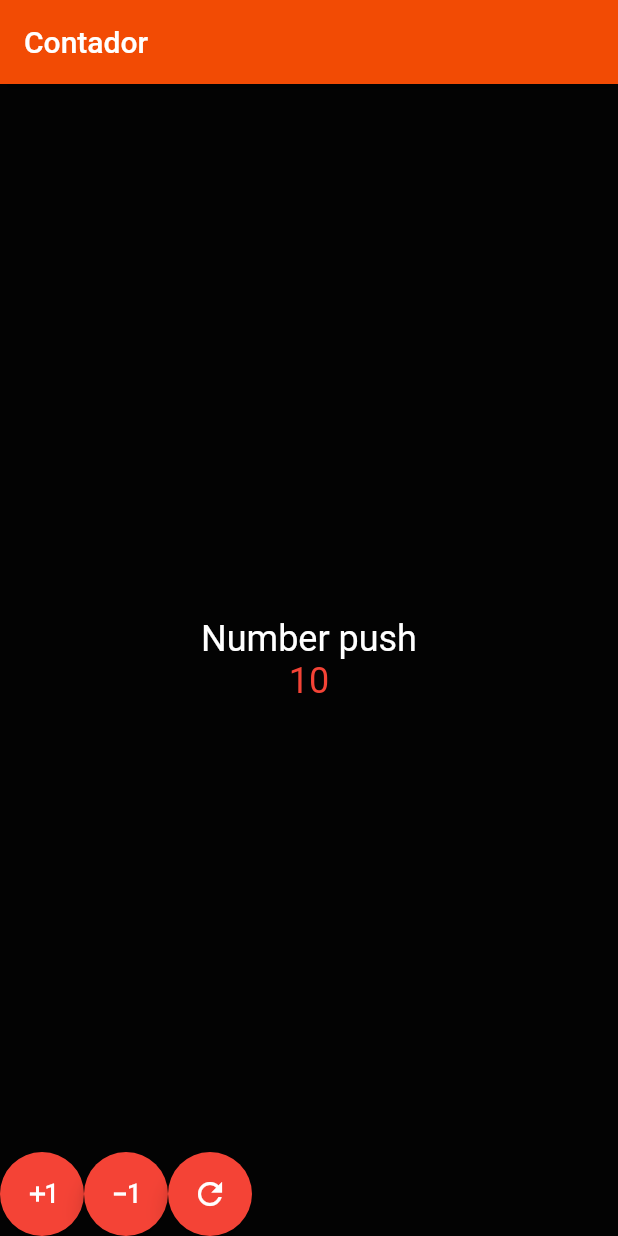
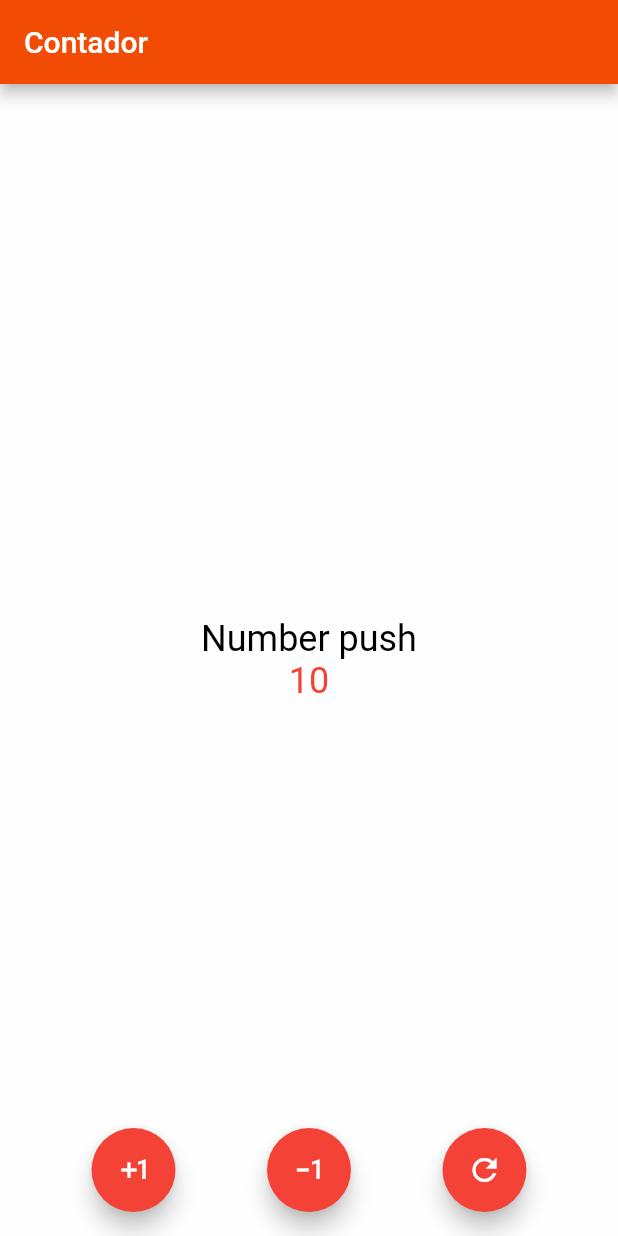
Before and after one commit to Zetien/flutterfirstproject, a Flutter app: the screen it shows after launch, on a phone screen of 412 x 824 dp. Run offline on Flutter 3.47's test engine with Material 2 defaults, Android fonts, the phone set to English and light mode, and no system bars.

Commit message:
correccion de los botones centrados y elevados, de la clase del 25-05-2022, cambio de color del background y del texto

```diff
--- a/lib/view/count_screen.dart
+++ b/lib/view/count_screen.dart
@@ -30,11 +30,11 @@ class _Contador2State extends State<Contador2> {
 
   @override
   Widget build(BuildContext context) {
-    const sizeTextColorA = TextStyle(fontSize: 24, color: Colors.white);
+    const sizeTextColorA = TextStyle(fontSize: 24, color: Colors.black);
     const sizeTextColorB = TextStyle(fontSize: 24, color: Colors.red);
 
     return Scaffold(
-        backgroundColor: const Color.fromARGB(255, 3, 3, 3),
+        backgroundColor: Color.fromARGB(255, 255, 254, 254),
         appBar: AppBar(
           backgroundColor: const Color.fromARGB(255, 242, 75, 4),
           title: const Text("Contador"),
@@ -47,7 +47,7 @@ class _Contador2State extends State<Contador2> {
             Text('$count', style: sizeTextColorB),
           ],
         )),
-        floatingActionButtonLocation: FloatingActionButtonLocation.centerDocked,
+        floatingActionButtonLocation: FloatingActionButtonLocation.centerFloat,
         floatingActionButton: FloatingCustomButonGroup(
             increase: incrementarValor,
             decrease: decrementarValor,
@@ -71,21 +71,23 @@ class FloatingCustomButonGroup extends StatelessWidget {
   Widget build(BuildContext context) {
     return Row(
       children: <Widget>[
-        FloatingActionButton(
+        Expanded(
+            child: FloatingActionButton(
           backgroundColor: Colors.red,
           child: const Icon(Icons.exposure_plus_1),
           onPressed: () => increase(),
-        ),
+        )),
         FloatingActionButton(
           backgroundColor: Colors.red,
           child: const Icon(Icons.exposure_minus_1),
           onPressed: () => decrease(),
         ),
-        FloatingActionButton(
+        Expanded(
+            child: FloatingActionButton(
           backgroundColor: Colors.red,
           child: const Icon(Icons.refresh),
           onPressed: () => reset(),
-        ),
+        )),
       ],
     );
   }
```
